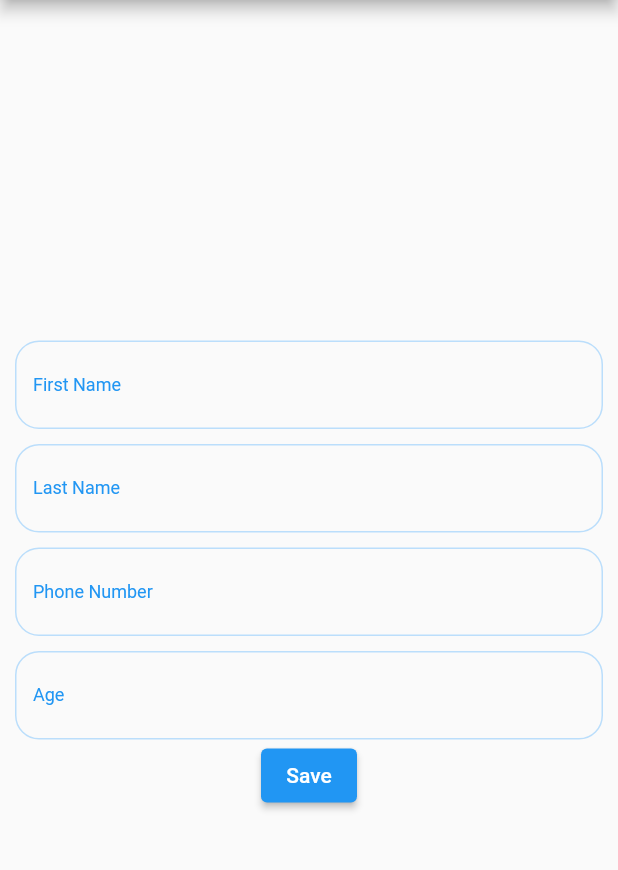
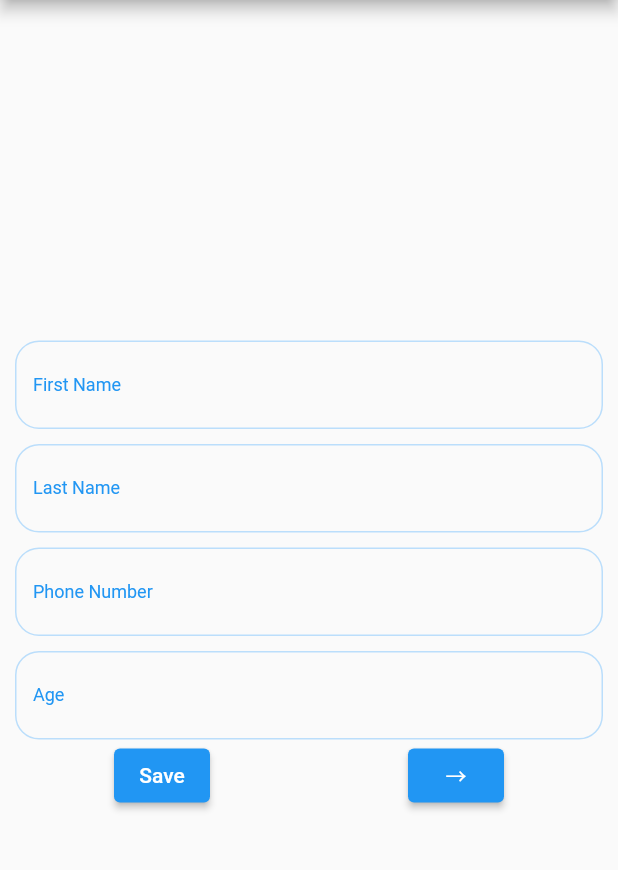
Before and after one commit to Ryunosuke1114/sembast_sample, a Flutter app: the screen it shows after launch, after a tap on "Save", on a phone screen of 412 x 824 dp, the part 84-954 px from its top. Run offline on Flutter 3.47's test engine with Material 2 defaults, Android fonts, the light colour scheme and no system bars; our stand-ins replace flutter_hooks, freezed_annotation, hooks_riverpod, sembast.

Commit message:
fix: 値の保存処理更新

```diff
--- a/lib/view/register_page.dart
+++ b/lib/view/register_page.dart
@@ -11,17 +11,19 @@ class RegisterPage extends HookConsumerWidget {
   @override
   Widget build(BuildContext context, WidgetRef ref) {
     late Database db;
+    late StoreRef store;
     useEffect(() {
       WidgetsBinding.instance.addPostFrameCallback((_) async {
         db = await ref.watch(dbRepositoryProvider).dbInit();
+        store = StoreRef.main();
       });
       return null;
     });
 
-    TextEditingController? firsttNamecontroller;
-    TextEditingController? lastNamecontroller;
-    TextEditingController? phoneNumberController;
-    TextEditingController? ageController;
+    TextEditingController firsttNamecontroller = TextEditingController();
+    TextEditingController lastNamecontroller = TextEditingController();
+    TextEditingController phoneNumberController = TextEditingController();
+    TextEditingController ageController = TextEditingController();
 
     return Scaffold(
       appBar: AppBar(
@@ -139,15 +141,21 @@ class RegisterPage extends HookConsumerWidget {
                   ),
                 ),
               ),
+              Row(
+                mainAxisAlignment: MainAxisAlignment.spaceAround,
+                children: [
                   ElevatedButton(
-                onPressed: () async {
-                  print('buttom pushed🔥');
+                    onPressed: () {
+                      final int intPhNum =
+                          int.parse(phoneNumberController.text);
+                      final int intAge = int.parse(ageController.text);
                       ref.watch(dbRepositoryProvider).setValue(
                             db: db,
-                        fnValue: firsttNamecontroller!.text,
-                        lnValue: lastNamecontroller!.text,
-                        pnValue: phoneNumberController!.value as int,
-                        ageValue: ageController!.value as int,
+                            store: store,
+                            fnValue: firsttNamecontroller.text,
+                            lnValue: lastNamecontroller.text,
+                            pnValue: intPhNum,
+                            ageValue: intAge,
                           );
                       Navigator.push(
                         context,
@@ -157,6 +165,16 @@ class RegisterPage extends HookConsumerWidget {
                       );
                     },
                     child: const Text('Save'),
+                  ),
+                  ElevatedButton(
+                      onPressed: () {
+                        Navigator.push(
+                          context,
+                          MaterialPageRoute(builder: (context) => FetchPage()),
+                        );
+                      },
+                      child: Text("→"))
+                ],
               )
             ],
           ),
```
Also changed, not shown: lib/local_db_repository/repository.dart (+11 -1 lines), lib/view/fetch_page.dart (+13 -4 lines). Lines whose indentation alone changed are shown as unchanged.
